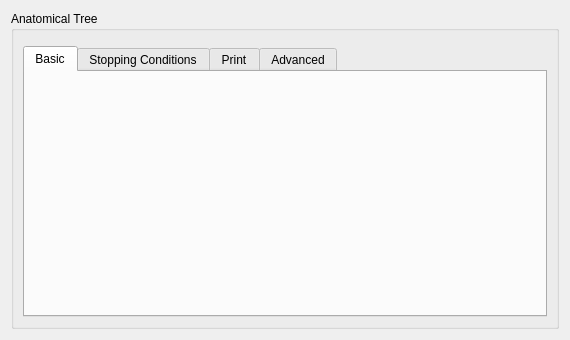
This is QTModules/EMSegment/Resources/UI/qSlicerEMSegmentEditNodeBasedParametersPanel.ui in jcfr/Slicer3 as Qt 5 draws it before an edit. The edited form follows.
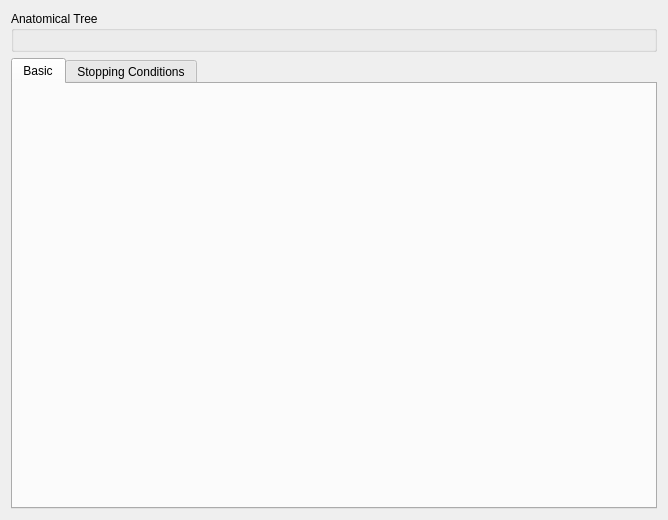
This is the edited form. Custom widgets are drawn as their Qt base class.

Commit message: ENH: EMSegment - Use flat GroupBox in Panel

What changed in the file:
```diff
--- a/QTModules/EMSegment/Resources/UI/qSlicerEMSegmentEditNodeBasedParametersPanel.ui
+++ b/QTModules/EMSegment/Resources/UI/qSlicerEMSegmentEditNodeBasedParametersPanel.ui
@@ -6,8 +6,8 @@
    <rect>
     <x>0</x>
     <y>0</y>
-    <width>570</width>
-    <height>340</height>
+    <width>668</width>
+    <height>520</height>
    </rect>
   </property>
   <property name="windowTitle">
@@ -15,10 +15,13 @@
   </property>
   <layout class="QVBoxLayout" name="verticalLayout_2">
    <item>
-    <widget class="ctkCollapsibleGroupBox" name="AnatomicalTreeCollapsibleGroupBox">
+    <widget class="QGroupBox" name="AnatomicalTreeGroupBox">
      <property name="title">
       <string>Anatomical Tree</string>
      </property>
+     <property name="flat">
+      <bool>true</bool>
+     </property>
      <layout class="QVBoxLayout" name="verticalLayout">
       <item>
        <widget class="qSlicerEMSegmentAnatomicalTreeWidget" name="EMSegmentAnatomicalTreeWidget">
@@ -33,6 +36,9 @@
         </property>
        </widget>
       </item>
+     </layout>
+    </widget>
+   </item>
       <item>
        <widget class="QTabWidget" name="tabWidget">
         <property name="minimumSize">
@@ -54,30 +60,11 @@
           <string>Stopping Conditions</string>
          </attribute>
         </widget>
-        <widget class="QWidget" name="PrintTab">
-         <attribute name="title">
-          <string>Print</string>
-         </attribute>
-        </widget>
-        <widget class="QWidget" name="AdvancedTab">
-         <attribute name="title">
-          <string>Advanced</string>
-         </attribute>
-        </widget>
-       </widget>
-      </item>
-     </layout>
     </widget>
    </item>
   </layout>
  </widget>
  <customwidgets>
-  <customwidget>
-   <class>ctkCollapsibleGroupBox</class>
-   <extends>QGroupBox</extends>
-   <header>ctkCollapsibleGroupBox.h</header>
-   <container>1</container>
-  </customwidget>
   <customwidget>
    <class>qSlicerWidget</class>
    <extends>QWidget</extends>
```
Left out of the diff: 3 changed lines with no effect on the pictures. Lines whose indentation alone changed are shown as unchanged. The commit also changes 4 other files.
